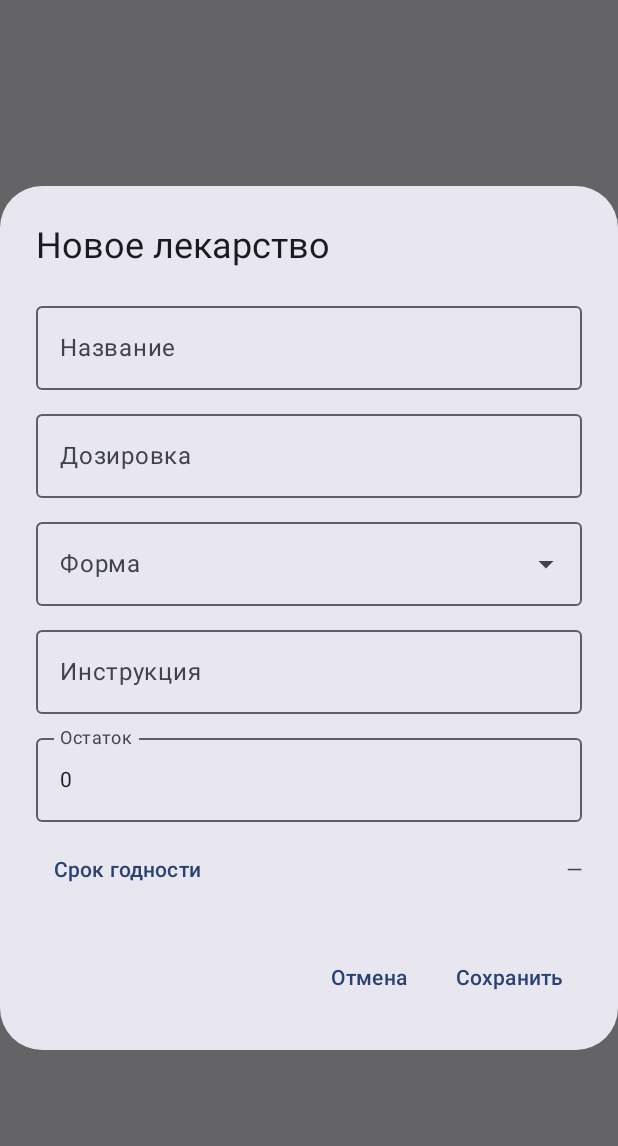
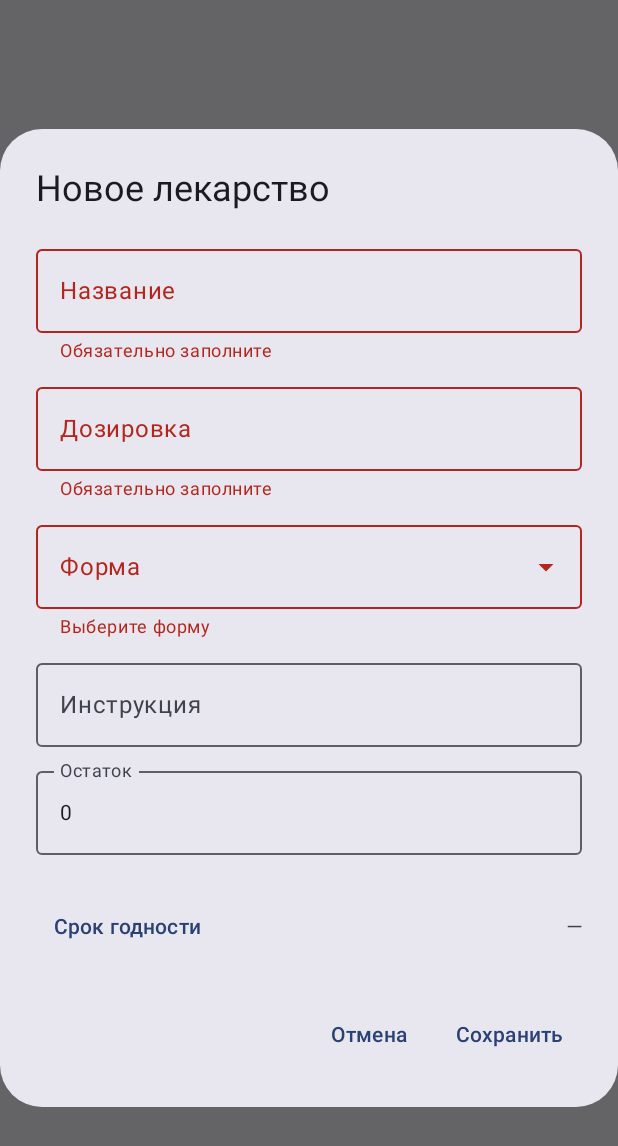
Before and after one commit to valeks03/Home-Medicine-Chest, an Android app built with Jetpack Compose: the composable MedicineEditDialog called with empty values, after a tap on "Сохранить", on a phone screen of 412 x 824 dp. Shown: the top 1146 px of the screen. Run offline under Robolectric (Android 15) with nearby library versions, the phone set to English and light mode, and no system bars.

Commit message:
Small fix with data for medicine card

```diff
--- a/app/src/main/java/com/example/homemedicinechest/features/medicines/MedicineEditDialog.kt
+++ b/app/src/main/java/com/example/homemedicinechest/features/medicines/MedicineEditDialog.kt
@@ -16,7 +16,6 @@ import androidx.compose.ui.text.style.TextAlign
 import androidx.compose.ui.unit.dp
 import com.example.homemedicinechest.R
 import com.example.homemedicinechest.data.db.Medicine
-import com.example.homemedicinechest.ui.theme.*
 import java.text.SimpleDateFormat
 import java.util.*
 
@@ -38,29 +37,41 @@ fun MedicineEditDialog(
     val ctx = LocalContext.current
     val df = remember { SimpleDateFormat("dd.MM.yyyy", Locale.getDefault()) }
 
+    // флаги ошибок
+    var nameErr by remember { mutableStateOf(false) }
+    var dosageErr by remember { mutableStateOf(false) }
+    var formErr by remember { mutableStateOf(false) }
+    var stockErr by remember { mutableStateOf(false) }
+    var expiryErr by remember { mutableStateOf(false) }
+
     AlertDialog(
         onDismissRequest = onDismiss,
         title = { Text(if (initial == null) "Новое лекарство" else "Редактирование") },
         text = {
             Column(verticalArrangement = Arrangement.spacedBy(8.dp)) {
                 OutlinedTextField(
-                    value = name, onValueChange = { name = it },
+                    value = name,
+                    onValueChange = { name = it; if (nameErr && it.isNotBlank()) nameErr = false },
                     label = { Text("Название") },
-                    keyboardOptions = KeyboardOptions.Default.copy(
-                        imeAction = ImeAction.Next
-                    ),
+                    isError = nameErr,
+                    supportingText = { if (nameErr) Text("Обязательно заполните", color = MaterialTheme.colorScheme.error) },
+                    keyboardOptions = KeyboardOptions.Default.copy(imeAction = ImeAction.Next),
                     singleLine = true,
                     modifier = Modifier.fillMaxWidth()
                 )
+
                 OutlinedTextField(
-                    value = dosage, onValueChange = { dosage = it },
+                    value = dosage,
+                    onValueChange = { dosage = it; if (dosageErr && it.isNotBlank()) dosageErr = false },
                     label = { Text("Дозировка") },
+                    isError = dosageErr,
+                    supportingText = { if (dosageErr) Text("Обязательно заполните", color = MaterialTheme.colorScheme.error) },
                     singleLine = true,
-                    keyboardOptions = KeyboardOptions.Default.copy(
-                        imeAction = ImeAction.Next
-                    ),
+                    keyboardOptions = KeyboardOptions.Default.copy(imeAction = ImeAction.Next),
                     modifier = Modifier.fillMaxWidth()
                 )
+
+                // Форма — выпадающий список с подсветкой ошибки
                 ExposedDropdownMenuBox(
                     expanded = expanded,
                     onExpandedChange = { expanded = !expanded }
@@ -70,9 +81,9 @@ fun MedicineEditDialog(
                         onValueChange = {},
                         readOnly = true,
                         label = { Text("Форма") },
-                        trailingIcon = {
-                            ExposedDropdownMenuDefaults.TrailingIcon(expanded = expanded)
-                        },
+                        isError = formErr,
+                        supportingText = { if (formErr) Text("Выберите форму", color = MaterialTheme.colorScheme.error) },
+                        trailingIcon = { ExposedDropdownMenuDefaults.TrailingIcon(expanded = expanded) },
                         modifier = Modifier
                             .menuAnchor()
                             .fillMaxWidth()
@@ -87,28 +98,37 @@ fun MedicineEditDialog(
                                 text = { Text(option) },
                                 onClick = {
                                     form = option
+                                    formErr = false
                                     expanded = false
                                 }
                             )
                         }
                     }
                 }
+
                 OutlinedTextField(
-                    value = instructions, onValueChange = { instructions = it },
-                    label = { Text("Инструкция") }, modifier = Modifier.fillMaxWidth(),
-                    keyboardOptions = KeyboardOptions.Default.copy(
-                        imeAction = ImeAction.Next
-                    )
+                    value = instructions,
+                    onValueChange = { instructions = it },
+                    label = { Text("Инструкция") },
+                    keyboardOptions = KeyboardOptions.Default.copy(imeAction = ImeAction.Next),
+                    modifier = Modifier.fillMaxWidth()
                 )
+
                 OutlinedTextField(
-                    value = stock, onValueChange = { stock = it },
-                    label = { Text("Остаток") }, singleLine = true,
+                    value = stock,
+                    onValueChange = { stock = it; if (stockErr && it.isNotBlank()) stockErr = false },
+                    label = { Text("Остаток") },
+                    isError = stockErr,
+                    supportingText = { if (stockErr) Text("Обязательно заполните", color = MaterialTheme.colorScheme.error) },
+                    singleLine = true,
                     keyboardOptions = KeyboardOptions.Default.copy(
                         keyboardType = KeyboardType.Number,
                         imeAction = ImeAction.Done
                     ),
                     modifier = Modifier.fillMaxWidth()
                 )
+
+                // Срок годности + подсветка
                 Row(
                     modifier = Modifier.fillMaxWidth(),
                     verticalAlignment = Alignment.CenterVertically,
@@ -125,32 +145,66 @@ fun MedicineEditDialog(
                             c.set(Calendar.MINUTE, 0)
                             c.set(Calendar.SECOND, 0)
                             c.set(Calendar.MILLISECOND, 0)
-                            expiry = c.timeInMillis
+                            val picked = c.timeInMillis
+                            // null разрешено; если выбрали дату — она должна быть в будущем
+                            if (picked <= System.currentTimeMillis()) {
+                                expiry = picked
+                                expiryErr = true
+                            } else {
+                                expiry = picked
+                                expiryErr = false
+                            }
                         }, now.get(Calendar.YEAR), now.get(Calendar.MONTH), now.get(Calendar.DAY_OF_MONTH)).show()
                     }) { Text("Срок годности") }
+                    Spacer(Modifier.width(8.dp))
 
                     Text(
                         expiry?.let { df.format(Date(it)) } ?: "—",
+                        color = if (expiryErr) MaterialTheme.colorScheme.error else LocalContentColor.current,
                         style = MaterialTheme.typography.bodyMedium,
                         textAlign = TextAlign.End,
-                        modifier = Modifier.weight(1f).padding(start = 12.dp)
+                        modifier = Modifier.weight(1f)
+                    )
+
+                    // новая кнопка "Очистить" видна только если дата выбрана
+                    if (expiry != null) {
+                        Spacer(Modifier.width(8.dp))
+                        TextButton(
+                            onClick = { expiry = null; expiryErr = false }
+                        ) { Text("Очистить") }
+                    }
+                }
+                if (expiryErr) {
+                    Text(
+                        "Дата должна быть позже сегодняшнего дня",
+                        color = MaterialTheme.colorScheme.error,
+                        style = MaterialTheme.typography.bodySmall
                     )
                 }
-
             }
         },
         confirmButton = {
             TextButton(onClick = {
-                if (name.isBlank() || dosage.isBlank()) return@TextButton
+                nameErr = name.isBlank()
+                dosageErr = dosage.isBlank()
+                formErr = form.isBlank()
+                stockErr = stock.isBlank()
+
+                // проверка даты
+                expiryErr = expiry?.let { it <= System.currentTimeMillis() } ?: false
+
+                val ok = !(nameErr || dosageErr || formErr || stockErr || expiryErr)
+                if (!ok) return@TextButton
+
                 onSave(
                     Medicine(
                         id = initial?.id ?: 0L,
                         userId = userId,
                         name = name.trim(),
                         dosage = dosage.trim(),
-                        form = form.ifBlank { null },
+                        form = form.trim(),
                         instructions = instructions.ifBlank { null },
-                        expiresAt = expiry,
+                        expiresAt = expiry, // null = «без срока годности»
                         stockQty = stock.toIntOrNull() ?: 0
                     )
                 )
```
